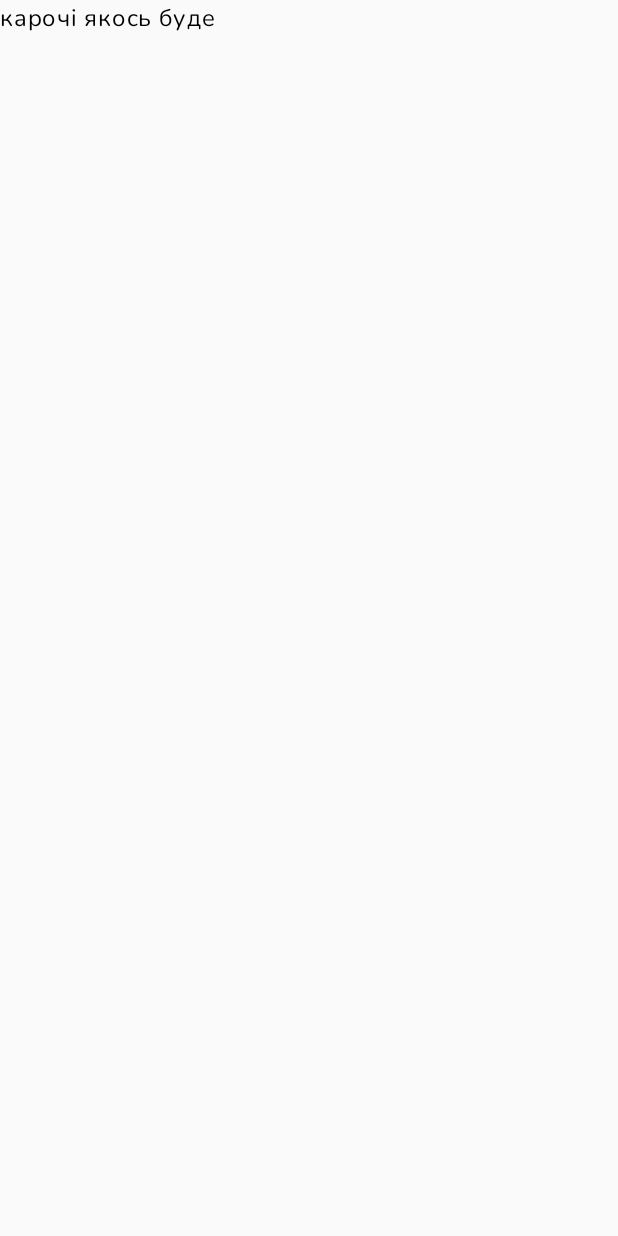
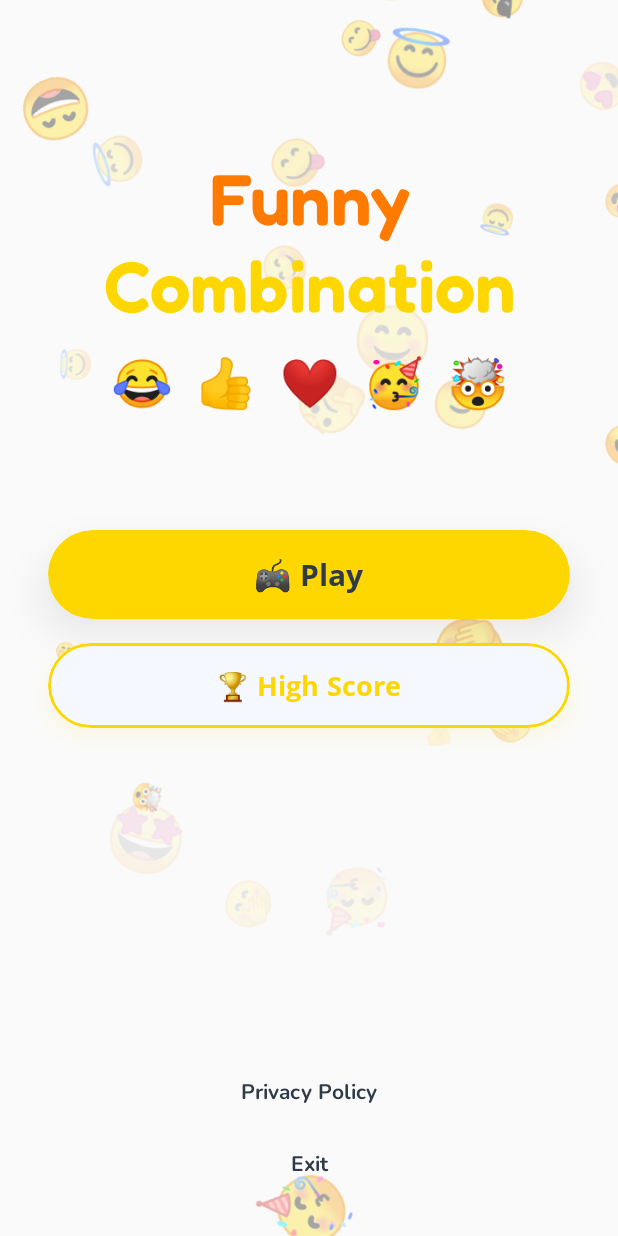
Before and after one commit to ViktorBoem/FunnyCombination, an Android app built with Jetpack Compose: the screen it shows after launch (MainActivity), on a phone screen of 412 x 824 dp. Before the commit the screen is almost empty. Run offline under Robolectric (Android 15) with nearby library versions, the phone set to English and light mode, and no system bars.

Commit message:
add main menu

```diff
--- /dev/null
+++ b/app/src/main/java/com/example/funnycombination/ui/screens/components/FloatingEmojisBackground.kt
@@ -0,0 +1,133 @@
+package com.example.funnycombination.ui.screens.components
+
+import androidx.compose.foundation.layout.fillMaxSize
+import androidx.compose.foundation.layout.offset
+import androidx.compose.material3.Text
+import androidx.compose.runtime.Composable
+import androidx.compose.runtime.getValue
+import androidx.compose.runtime.remember
+import androidx.compose.ui.Modifier
+import androidx.compose.ui.platform.LocalDensity
+import androidx.compose.ui.unit.sp
+import kotlin.random.Random
+import androidx.compose.foundation.layout.*
+import androidx.compose.runtime.*
+import androidx.compose.ui.draw.rotate
+import androidx.compose.ui.graphics.graphicsLayer
+import androidx.compose.ui.text.font.FontWeight
+import kotlinx.coroutines.delay
+import androidx.compose.ui.platform.LocalWindowInfo
+
+data class FloatingEmoji(
+    val id: Int,
+    val emoji: String,
+    val x: Float,
+    var y: Float,
+    val size: Float,
+    val speed: Float,
+    val opacity: Float,
+    var rotation: Float,
+    val rotationSpeed: Float
+)
+
+@Composable
+fun FloatingEmojisBackground() {
+    val emojiSet = listOf(
+        "😂", "👍", "🥳", "🤔", "🤯",
+        "😍", "🥰", "😋", "😎", "🤩",
+        "😊", "😄", "🤗", "🥺", "😌",
+        "🤪", "🤭", "😉", "🙃", "😇"
+    )
+    var emojis by remember { mutableStateOf(emptyList<FloatingEmoji>()) }
+    var nextId by remember { mutableIntStateOf(0) }
+
+    val windowInfo = LocalWindowInfo.current
+    val screenWidthPx = windowInfo.containerSize.width.toFloat()
+    val screenHeightPx = windowInfo.containerSize.height.toFloat()
+
+    fun createRandomEmoji(id: Int, startFromBottom: Boolean = false): FloatingEmoji {
+        return FloatingEmoji(
+            id = id,
+            emoji = emojiSet.random(),
+            x = Random.nextFloat() * 100f,
+            y = if (startFromBottom) {
+                Random.nextFloat() * 20f + 105f
+            } else {
+                Random.nextFloat() * 100f
+            },
+            size = Random.nextFloat() * 1.2f + 0.4f,
+            speed = Random.nextFloat() * 0.4f + 0.05f,
+            opacity = Random.nextFloat() * 0.35f + 0.08f,
+            rotation = Random.nextFloat() * 360f,
+            rotationSpeed = Random.nextFloat() * 0.6f + 0.1f
+        )
+    }
+
+    LaunchedEffect(Unit) {
+        emojis = List(35) { index ->
+            createRandomEmoji(index, startFromBottom = false)
+        }
+        nextId = 35
+
+        while (true) {
+            delay(40)
+
+            emojis = emojis.mapNotNull { emoji ->
+                val newY = emoji.y - emoji.speed
+
+                if (newY < -15f) {
+                    null
+                } else {
+                    emoji.copy(
+                        y = newY,
+                        rotation = (emoji.rotation + emoji.rotationSpeed) % 360f
+                    )
+                }
+            }
+
+            val targetCount = 35
+            val currentCount = emojis.size
+
+            if (currentCount < targetCount) {
+                val newEmojis = List(targetCount - currentCount) {
+                    createRandomEmoji(nextId++, startFromBottom = true)
+                }
+                emojis = emojis + newEmojis
+            }
+        }
+    }
+
+    Box(modifier = Modifier.fillMaxSize()) {
+        emojis.forEach { emoji ->
+            FloatingEmojiItem(
+                emoji = emoji,
+                screenWidthPx = screenWidthPx,
+                screenHeightPx = screenHeightPx
+            )
+        }
+    }
+}
+
+@Composable
+fun FloatingEmojiItem(
+    emoji: FloatingEmoji,
+    screenWidthPx: Float,
+    screenHeightPx: Float
+) {
+    val density = LocalDensity.current
+
+    val xOffset = with(density) { (screenWidthPx * emoji.x / 100f).toDp() }
+    val yOffset = with(density) { (screenHeightPx * emoji.y / 100f).toDp() }
+
+    Text(
+        text = emoji.emoji,
+        fontSize = (emoji.size * 28).sp,
+        fontWeight = FontWeight.Normal,
+        modifier = Modifier
+            .offset(x = xOffset, y = yOffset)
+            .rotate(emoji.rotation)
+            .graphicsLayer {
+                alpha = emoji.opacity
+            }
+    )
+}
--- /dev/null
+++ b/app/src/main/java/com/example/funnycombination/ui/screens/components/FulledButton.kt
@@ -0,0 +1,67 @@
+package com.example.funnycombination.ui.screens.components
+
+import androidx.compose.animation.core.*
+import androidx.compose.foundation.interaction.MutableInteractionSource
+import androidx.compose.foundation.interaction.collectIsPressedAsState
+import androidx.compose.foundation.layout.*
+import androidx.compose.foundation.shape.RoundedCornerShape
+import androidx.compose.material3.*
+import androidx.compose.runtime.*
+import androidx.compose.ui.Modifier
+import androidx.compose.ui.draw.scale
+import androidx.compose.ui.draw.shadow
+import androidx.compose.ui.graphics.Color
+import androidx.compose.ui.unit.dp
+import com.example.funnycombination.ui.theme.*
+
+@Composable
+fun FulledButton(
+    text: String,
+    onClick: () -> Unit,
+    modifier: Modifier = Modifier,
+) {
+    val interactionSource = remember { MutableInteractionSource() }
+    val isPressed by interactionSource.collectIsPressedAsState()
+
+    val scale by animateFloatAsState(
+        targetValue = if (isPressed) 0.90f else 1f,
+        animationSpec = spring(
+            dampingRatio = Spring.DampingRatioMediumBouncy,
+            stiffness = Spring.StiffnessHigh
+        ),
+        label = "button_scale"
+    )
+
+    val shadowElevation by animateDpAsState(
+        targetValue = if (isPressed) 8.dp else 16.dp,
+        animationSpec = spring(
+            dampingRatio = Spring.DampingRatioMediumBouncy,
+            stiffness = Spring.StiffnessHigh
+        ),
+        label = "shadow_elevation"
+    )
+
+    Button(
+        onClick = onClick,
+        interactionSource = interactionSource,
+        modifier = modifier
+            .scale(scale)
+            .shadow(
+                elevation = shadowElevation,
+                shape = RoundedCornerShape(50),
+                spotColor = Color.Black.copy(alpha = 0.4f),
+                ambientColor = Color.Black.copy(alpha = 0.2f)
+            )
+            .fillMaxWidth(),
+        shape = RoundedCornerShape(50),
+        colors = ButtonDefaults.buttonColors(
+            containerColor = SunshineYellow
+        ),
+        contentPadding = PaddingValues(vertical = 16.dp)
+    ) {
+        Text(
+            text = text,
+            style = MaterialTheme.typography.custom.primaryButtonText
+        )
+    }
+}
--- /dev/null
+++ b/app/src/main/java/com/example/funnycombination/ui/screens/components/OutlinedButton.kt
@@ -0,0 +1,74 @@
+package com.example.funnycombination.ui.screens.components
+
+import androidx.compose.animation.core.*
+import androidx.compose.foundation.BorderStroke
+import androidx.compose.foundation.interaction.MutableInteractionSource
+import androidx.compose.foundation.interaction.collectIsPressedAsState
+import androidx.compose.foundation.layout.PaddingValues
+import androidx.compose.foundation.layout.fillMaxWidth
+import androidx.compose.foundation.shape.RoundedCornerShape
+import androidx.compose.material3.Button
+import androidx.compose.material3.ButtonDefaults
+import androidx.compose.material3.MaterialTheme
+import androidx.compose.material3.Text
+import androidx.compose.runtime.*
+import androidx.compose.ui.Modifier
+import androidx.compose.ui.draw.scale
+import androidx.compose.ui.draw.shadow
+import androidx.compose.ui.unit.dp
+import com.example.funnycombination.ui.theme.CrystalWhite
+import com.example.funnycombination.ui.theme.SunshineYellow
+import com.example.funnycombination.ui.theme.custom
+
+@Composable
+fun OutlinedButton(
+    text: String,
+    onClick: () -> Unit,
+    modifier: Modifier = Modifier,
+) {
+    val interactionSource = remember { MutableInteractionSource() }
+    val isPressed by interactionSource.collectIsPressedAsState()
+
+    val scale by animateFloatAsState(
+        targetValue = if (isPressed) 0.90f else 1f,
+        animationSpec = spring(
+            dampingRatio = Spring.DampingRatioMediumBouncy,
+            stiffness = Spring.StiffnessHigh
+        ),
+        label = "button_scale"
+    )
+
+    val shadowElevation by animateDpAsState(
+        targetValue = if (isPressed) 4.dp else 8.dp,
+        animationSpec = spring(
+            dampingRatio = Spring.DampingRatioMediumBouncy,
+            stiffness = Spring.StiffnessHigh
+        ),
+        label = "shadow_elevation"
+    )
+
+    Button(
+        onClick = onClick,
+        interactionSource = interactionSource,
+        modifier = modifier
+            .scale(scale)
+            .shadow(
+                elevation = shadowElevation,
+                shape = RoundedCornerShape(50),
+                spotColor = SunshineYellow.copy(alpha = 0.5f),
+                ambientColor = SunshineYellow.copy(alpha = 0.3f)
+            )
+            .fillMaxWidth(),
+        shape = RoundedCornerShape(50),
+        border = BorderStroke(2.dp, SunshineYellow),
+        colors = ButtonDefaults.buttonColors(
+            containerColor = CrystalWhite
+        ),
+        contentPadding = PaddingValues(vertical = 16.dp)
+    ) {
+        Text(
+            text = text,
+            style = MaterialTheme.typography.custom.secondaryButtonText
+        )
+    }
+}
--- a/app/src/main/java/com/example/funnycombination/ui/screens/mainMenuFeatures/MainMenuScreen.kt
+++ b/app/src/main/java/com/example/funnycombination/ui/screens/mainMenuFeatures/MainMenuScreen.kt
@@ -1,9 +1,107 @@
 package com.example.funnycombination.ui.screens.mainMenuFeatures
 
-import androidx.compose.material3.Text
 import androidx.compose.runtime.Composable
+import androidx.compose.foundation.layout.*
+import androidx.compose.foundation.layout.Arrangement
+import com.example.funnycombination.ui.screens.components.FloatingEmojisBackground
+import androidx.compose.material3.*
+import androidx.compose.ui.Alignment
+import androidx.compose.ui.Modifier
+import androidx.compose.ui.unit.dp
+import com.example.funnycombination.ui.screens.components.FulledButton
+import com.example.funnycombination.ui.screens.components.OutlinedButton
+import com.example.funnycombination.ui.theme.*
 
 @Composable
 fun MainMenuScreen() {
-    Text("карочі якось буде")
+    Box(modifier = Modifier.fillMaxSize()) {
+        FloatingEmojisBackground()
+
+        Column(
+            modifier = Modifier
+                .fillMaxSize()
+                .padding(horizontal = 32.dp),
+            horizontalAlignment = Alignment.CenterHorizontally,
+            verticalArrangement = Arrangement.Center
+        ) {
+
+            Column(
+                horizontalAlignment = Alignment.CenterHorizontally,
+                verticalArrangement = Arrangement.Bottom,
+                modifier = Modifier
+                    .padding(bottom = 16.dp)
+                    .weight(2f)
+            ) {
+                Text(
+                    text = "Funny",
+                    style = MaterialTheme.typography.custom.appTitle
+                )
+                Text(
+                    text = "Combination",
+                    style = MaterialTheme.typography.custom.appTitle.copy(
+                        color = SunshineYellow
+                    )
+                )
+            }
+
+            Row(
+                horizontalArrangement = Arrangement.spacedBy(16.dp),
+                verticalAlignment = Alignment.Top,
+                modifier = Modifier
+                    .padding(bottom = 60.dp)
+                    .weight(1f)
+            ) {
+                val gameEmojis = listOf("😂", "👍", "❤️", "🥳", "🤯")
+                gameEmojis.forEach { emoji ->
+                    Text(
+                        text = emoji,
+                        style = MaterialTheme.typography.custom.appSubtitle
+                    )
+                }
+            }
+
+            Column(
+                verticalArrangement = Arrangement.Top,
+                modifier = Modifier.weight(2f)
+            ) {
+                FulledButton(
+                    text = "🎮 Play",
+                    onClick = {},
+                    modifier = Modifier.padding(bottom = 16.dp)
+                )
+
+                OutlinedButton(
+                    text = "🏆 High Score",
+                    onClick = {},
+                )
+            }
+
+
+            Column(
+                horizontalAlignment = Alignment.CenterHorizontally,
+                verticalArrangement = Arrangement.Bottom,
+                modifier = Modifier
+                    .padding(bottom = 24.dp)
+                    .weight(2f)
+            ) {
+                TextButton(
+                    onClick = {},
+                ) {
+                    Text(
+                        text = "Privacy Policy",
+                        style = MaterialTheme.typography.custom.smallButtonText
+                    )
+                }
+
+                TextButton(
+                    onClick = {}
+                ) {
+                    Text(
+                        text = "Exit",
+                        style = MaterialTheme.typography.custom.smallButtonText
+                    )
+                }
+            }
+        }
+    }
 }
--- a/app/src/main/java/com/example/funnycombination/ui/screens/splashScreenFeatures/CustomSplashScreen.kt
+++ b/app/src/main/java/com/example/funnycombination/ui/screens/splashScreenFeatures/CustomSplashScreen.kt
@@ -17,6 +17,9 @@ import androidx.compose.material3.Text
 import androidx.compose.runtime.Composable
 import androidx.compose.runtime.LaunchedEffect
 import androidx.compose.runtime.remember
+import androidx.compose.runtime.getValue
+import androidx.compose.runtime.mutableStateOf
+import androidx.compose.runtime.setValue
 import androidx.compose.ui.Alignment
 import androidx.compose.ui.Modifier
 import androidx.compose.ui.draw.scale
@@ -39,6 +42,8 @@ fun CustomSplashScreen(navController: NavController) {
     val combinationScales = remember { "Combination".map { Animatable(0f) } }
     val combinationOffsets = remember { "Combination".map { Animatable(-100f) } }
 
+    var showPulsingDots by remember { mutableStateOf(false) }
+
     LaunchedEffect(key1 = true) {
         coroutineScope {
             animateWord(
@@ -46,6 +51,9 @@ fun CustomSplashScreen(navController: NavController) {
                 offsets = funnyOffsets,
                 delayPerLetter = 100L
             )
+
+            showPulsingDots = true
+
             animateWord(
                 scales = combinationScales,
                 offsets = combinationOffsets,
@@ -53,7 +61,8 @@ fun CustomSplashScreen(navController: NavController) {
             )
         }
 
-        delay(500L)
+        delay(1000L)
+
         navController.navigate("main_menu") {
             popUpTo("splash") { inclusive = true }
         }
@@ -72,6 +81,7 @@ fun CustomSplashScreen(navController: NavController) {
                 scales = funnyScales,
                 offsets = funnyOffsets
             )
+
             DisplayTextWord(
                 text = "Combination",
                 color = SunshineYellow,
@@ -79,8 +89,10 @@ fun CustomSplashScreen(navController: NavController) {
                 offsets = combinationOffsets
             )
 
-            Spacer(modifier = Modifier.height(32.dp))
-            PulsingDotsIndicator()
+            if (showPulsingDots) {
+                Spacer(modifier = Modifier.height(32.dp))
+                PulsingDotsIndicator()
+            }
         }
     }
 }
--- a/app/src/main/java/com/example/funnycombination/ui/screens/splashScreenFeatures/splashScreenComponents/PulsingDotsIndicator.kt
+++ b/app/src/main/java/com/example/funnycombination/ui/screens/splashScreenFeatures/splashScreenComponents/PulsingDotsIndicator.kt
@@ -5,10 +5,13 @@ import androidx.compose.foundation.background
 import androidx.compose.foundation.layout.*
 import androidx.compose.foundation.shape.CircleShape
 import androidx.compose.runtime.Composable
+import androidx.compose.runtime.LaunchedEffect
 import androidx.compose.runtime.getValue
+import androidx.compose.runtime.remember
 import androidx.compose.ui.Alignment
 import androidx.compose.ui.Modifier
 import androidx.compose.ui.draw.alpha
+import androidx.compose.ui.draw.scale
 import androidx.compose.ui.unit.dp
 import com.example.funnycombination.ui.theme.JuicyOrange
 import com.example.funnycombination.ui.theme.SunshineYellow
@@ -16,9 +19,27 @@ import com.example.funnycombination.ui.theme.SunshineYellow
 @Composable
 fun PulsingDotsIndicator() {
     val animationDuration = 1000
-    val animationDelay = 200
+    val pulsingDelay = 50
+    val appearanceDelay = 50L
 
     val infiniteTransition = rememberInfiniteTransition(label = "dots_transition")
+
+    val appearanceAnimations = remember {
+        List(3) { Animatable(0f) }
+    }
+
+    LaunchedEffect(Unit) {
+        appearanceAnimations.forEachIndexed { index, animatable ->
+            kotlinx.coroutines.delay(index * appearanceDelay)
+            animatable.animateTo(
+                targetValue = 1f,
+                animationSpec = tween(
+                    durationMillis = 500,
+                    easing = FastOutSlowInEasing
+                )
+            )
+        }
+    }
 
     @Composable
     fun animateDotAlpha(delay: Int) = infiniteTransition.animateFloat(
@@ -36,8 +57,8 @@ fun PulsingDotsIndicator() {
     )
 
     val alpha1 by animateDotAlpha(0)
-    val alpha2 by animateDotAlpha(animationDelay)
-    val alpha3 by animateDotAlpha(animationDelay * 2)
+    val alpha2 by animateDotAlpha(pulsingDelay)
+    val alpha3 by animateDotAlpha(pulsingDelay * 2)
 
     Row(
         verticalAlignment = Alignment.CenterVertically,
@@ -46,19 +67,22 @@ fun PulsingDotsIndicator() {
         Box(
             modifier = Modifier
                 .size(12.dp)
-                .alpha(alpha1)
+                .scale(appearanceAnimations[0].value)
+                .alpha(alpha1 * appearanceAnimations[0].value)
                 .background(color = JuicyOrange, shape = CircleShape)
         )
         Box(
             modifier = Modifier
                 .size(12.dp)
-                .alpha(alpha2)
+                .scale(appearanceAnimations[1].value)
+                .alpha(alpha2 * appearanceAnimations[1].value)
                 .background(color = SunshineYellow, shape = CircleShape)
         )
         Box(
             modifier = Modifier
                 .size(12.dp)
-                .alpha(alpha3)
+                .scale(appearanceAnimations[2].value)
+                .alpha(alpha3 * appearanceAnimations[2].value)
                 .background(color = JuicyOrange, shape = CircleShape)
         )
     }
--- /dev/null
+++ b/app/src/main/java/com/example/funnycombination/ui/theme/TextStyles.kt
@@ -0,0 +1,163 @@
+package com.example.funnycombination.ui.theme
+
+import androidx.compose.material3.Typography
+import androidx.compose.runtime.Composable
+import androidx.compose.ui.text.TextStyle
+import androidx.compose.ui.text.font.FontFamily
+import androidx.compose.ui.text.font.FontWeight
+import androidx.compose.ui.text.style.TextAlign
+import androidx.compose.ui.unit.sp
+
+object CustomTextStyles {
+    val appTitle = TextStyle(
+        fontFamily = FredokaOne,
+        fontWeight = FontWeight.SemiBold,
+        fontSize = 48.sp,
+        lineHeight = 56.sp,
+        color = JuicyOrange,
+        textAlign = TextAlign.Center
+    )
+
+    val appSubtitle = TextStyle(
+        fontFamily = FredokaOne,
+        fontWeight = FontWeight.Normal,
+        fontSize = 32.sp,
+        lineHeight = 40.sp,
+        color = SunshineYellow,
+        textAlign = TextAlign.Center
+    )
+
+    val primaryButtonText = TextStyle(
+        fontFamily = OpenSans,
+        fontWeight = FontWeight.Bold,
+        fontSize = 20.sp,
+        lineHeight = 28.sp,
+        letterSpacing = 0.1.sp,
+        color = DeepCharcoal
+    )
+
+    val secondaryButtonText = TextStyle(
+        fontFamily = OpenSans,
+        fontWeight = FontWeight.Bold,
+        fontSize = 18.sp,
+        lineHeight = 24.sp,
+        letterSpacing = 0.1.sp,
+        color = SunshineYellow
+    )
+
+    val smallButtonText = TextStyle(
+        fontFamily = NunitoSans,
+        fontWeight = FontWeight.Bold,
+        fontSize = 14.sp,
+        lineHeight = 20.sp,
+        letterSpacing = 0.1.sp,
+        color = DeepCharcoal,
+        textAlign = TextAlign.Center
+    )
+
+    val scoreDisplay = TextStyle(
+        fontFamily = FredokaOne,
+        fontWeight = FontWeight.SemiBold,
+        fontSize = 36.sp,
+        lineHeight = 44.sp,
+        color = JuicyOrange,
+        textAlign = TextAlign.Center
+    )
+
+    val levelIndicator = TextStyle(
+        fontFamily = FredokaOne,
+        fontWeight = FontWeight.Normal,
+        fontSize = 20.sp,
+        lineHeight = 28.sp,
+        color = SunshineYellow
+    )
+
+    val cardTitle = TextStyle(
+        fontFamily = FredokaOne,
+        fontWeight = FontWeight.Normal,
+        fontSize = 18.sp,
+        lineHeight = 24.sp,
+        color = DeepCharcoal,
+        textAlign = TextAlign.Center
+    )
+
+    val cardContent = TextStyle(
+        fontFamily = NunitoSans,
+        fontWeight = FontWeight.Normal,
+        fontSize = 14.sp,
+        lineHeight = 20.sp,
+        color = DeepCharcoal,
+        textAlign = TextAlign.Center
+    )
+
+    val dialogTitle = TextStyle(
+        fontFamily = FredokaOne,
+        fontWeight = FontWeight.SemiBold,
+        fontSize = 20.sp,
+        lineHeight = 28.sp,
+        color = DeepCharcoal,
+        textAlign = TextAlign.Center
+    )
+
+    val dialogContent = TextStyle(
+        fontFamily = NunitoSans,
+        fontWeight = FontWeight.Normal,
+        fontSize = 16.sp,
+        lineHeight = 24.sp,
+        color = DeepCharcoal,
+        textAlign = TextAlign.Center
+    )
+
+    val menuItem = TextStyle(
+        fontFamily = FredokaOne,
+        fontWeight = FontWeight.Normal,
+        fontSize = 20.sp,
+        lineHeight = 28.sp,
+        color = DeepCharcoal,
+        textAlign = TextAlign.Center
+    )
+
+    val tabText = TextStyle(
+        fontFamily = NunitoSans,
+        fontWeight = FontWeight.Bold,
+        fontSize = 14.sp,
+        lineHeight = 20.sp,
+        letterSpacing = 0.1.sp
+    )
+
+    val caption = TextStyle(
+        fontFamily = NunitoSans,
+        fontWeight = FontWeight.Normal,
+        fontSize = 12.sp,
+        lineHeight = 16.sp,
+        color = DeepCharcoal.copy(alpha = 0.7f)
+    )
+
+    val hint = TextStyle(
+        fontFamily = NunitoSans,
+        fontWeight = FontWeight.Normal,
+        fontSize = 14.sp,
+        lineHeight = 20.sp,
+        color = DeepCharcoal.copy(alpha = 0.6f),
+        textAlign = TextAlign.Center
+    )
+
+    val errorText = TextStyle(
+        fontFamily = NunitoSans,
+        fontWeight = FontWeight.Normal,
+        fontSize = 14.sp,
+        lineHeight = 20.sp,
+        color = androidx.compose.ui.graphics.Color.Red
+    )
+
+    val successText = TextStyle(
+        fontFamily = NunitoSans,
+        fontWeight = FontWeight.Bold,
+        fontSize = 16.sp,
+        lineHeight = 24.sp,
+        color = androidx.compose.ui.graphics.Color.Green
+    )
+}
+
+val Typography.custom: CustomTextStyles
+    @Composable get() = CustomTextStyles
--- a/app/src/main/java/com/example/funnycombination/ui/theme/Type.kt
+++ b/app/src/main/java/com/example/funnycombination/ui/theme/Type.kt
@@ -16,6 +16,11 @@ val FredokaOne = FontFamily(
 val NunitoSans = FontFamily(
     Font(R.font.nunito_sans_regular, FontWeight.Normal),
     Font(R.font.nunito_sans_bold, FontWeight.Bold)
+)
+
+val OpenSans = FontFamily(
+    Font(R.font.open_sans_semi_bold, FontWeight.SemiBold),
+    Font(R.font.open_sans_bold, FontWeight.Bold)
 )
 
 val Typography = Typography(
```
Also changed, not shown: app/src/main/res/font/open_sans_bold.ttf (added), app/src/main/res/font/open_sans_semi_bold.ttf (added).
